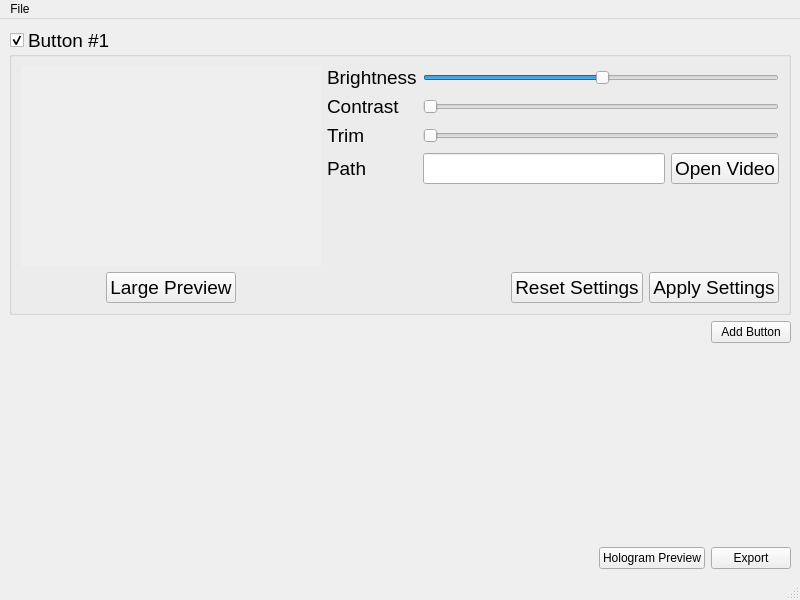
Above: ConfigurationApp/mainwindow.ui from HologramHomies/ConfigurationApplication before the change. Below: the same form after it.
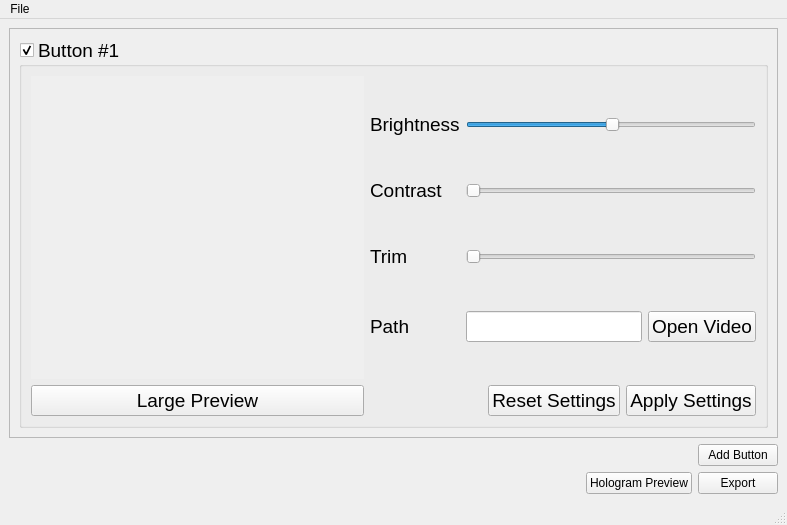
That is the form after the change.

```diff
--- a/ConfigurationApp/mainwindow.ui
+++ b/ConfigurationApp/mainwindow.ui
@@ -6,8 +6,8 @@
    <rect>
     <x>0</x>
     <y>0</y>
-    <width>800</width>
-    <height>600</height>
+    <width>787</width>
+    <height>525</height>
    </rect>
   </property>
   <property name="windowTitle">
@@ -16,7 +16,22 @@
   <widget class="QWidget" name="centralwidget">
    <layout class="QVBoxLayout" name="verticalLayout_2">
     <item>
-     <widget class="QGroupBox" name="groupBox">
+     <widget class="QScrollArea" name="scrollArea">
+      <property name="widgetResizable">
+       <bool>true</bool>
+      </property>
+      <widget class="QWidget" name="scrollAreaWidgetContents">
+       <property name="geometry">
+        <rect>
+         <x>0</x>
+         <y>0</y>
+         <width>767</width>
+         <height>398</height>
+        </rect>
+       </property>
+       <layout class="QVBoxLayout" name="verticalLayout">
+        <item>
+         <widget class="QGroupBox" name="originalGroupBox">
       <property name="font">
        <font>
         <pointsize>14</pointsize>
@@ -38,39 +53,17 @@
        <bool>true</bool>
       </property>
       <layout class="QGridLayout" name="gridLayout_2">
-       <item row="2" column="4">
-        <widget class="QLabel" name="label_4">
-         <property name="text">
-          <string>Trim</string>
-         </property>
-        </widget>
-       </item>
-       <item row="2" column="5" colspan="2">
-        <widget class="QSlider" name="horizontalSlider_3">
-         <property name="orientation">
-          <enum>Qt::Horizontal</enum>
-         </property>
-        </widget>
-       </item>
-       <item row="0" column="4">
-        <widget class="QLabel" name="label">
-         <property name="text">
-          <string>Brightness</string>
-         </property>
-        </widget>
-       </item>
-       <item row="1" column="4">
-        <widget class="QLabel" name="label_3">
-         <property name="text">
-          <string>Contrast</string>
-         </property>
-        </widget>
-       </item>
-       <item row="0" column="0" rowspan="5" colspan="3">
+           <item row="0" column="0">
         <widget class="QLabel" name="label_2">
+             <property name="sizePolicy">
+              <sizepolicy hsizetype="MinimumExpanding" vsizetype="Expanding">
+               <horstretch>0</horstretch>
+               <verstretch>0</verstretch>
+              </sizepolicy>
+             </property>
          <property name="minimumSize">
           <size>
-           <width>300</width>
+               <width>250</width>
            <height>200</height>
           </size>
          </property>
@@ -85,54 +78,14 @@
          </property>
         </widget>
        </item>
-       <item row="1" column="5" colspan="2">
-        <widget class="QSlider" name="horizontalSlider_2">
-         <property name="orientation">
-          <enum>Qt::Horizontal</enum>
-         </property>
-        </widget>
-       </item>
-       <item row="3" column="4">
-        <widget class="QLabel" name="label_5">
-         <property name="text">
-          <string>Path</string>
-         </property>
-        </widget>
-       </item>
-       <item row="3" column="6">
-        <widget class="QPushButton" name="pushButton_4">
-         <property name="text">
-          <string>Open Video</string>
-         </property>
-        </widget>
-       </item>
-       <item row="0" column="5" colspan="2">
-        <widget class="QSlider" name="horizontalSlider">
-         <property name="value">
-          <number>50</number>
-         </property>
-         <property name="sliderPosition">
-          <number>50</number>
-         </property>
-         <property name="tracking">
-          <bool>true</bool>
-         </property>
-         <property name="orientation">
-          <enum>Qt::Horizontal</enum>
-         </property>
-        </widget>
-       </item>
-       <item row="3" column="5">
-        <widget class="QLineEdit" name="lineEdit"/>
-       </item>
-       <item row="5" column="1">
+           <item row="1" column="0">
         <widget class="QPushButton" name="pushButton_3">
          <property name="text">
           <string>Large Preview</string>
          </property>
         </widget>
        </item>
-       <item row="5" column="5" colspan="2">
+           <item row="1" column="1">
         <layout class="QHBoxLayout" name="horizontalLayout">
          <item>
           <spacer name="horizontalSpacer">
@@ -163,7 +116,83 @@
          </item>
         </layout>
        </item>
-      </layout>
+           <item row="0" column="1">
+            <layout class="QGridLayout" name="gridLayout">
+             <item row="2" column="0">
+              <widget class="QLabel" name="label_4">
+               <property name="text">
+                <string>Trim</string>
+               </property>
+              </widget>
+             </item>
+             <item row="3" column="0">
+              <widget class="QLabel" name="label_5">
+               <property name="text">
+                <string>Path</string>
+               </property>
+              </widget>
+             </item>
+             <item row="3" column="1">
+              <widget class="QLineEdit" name="lineEdit"/>
+             </item>
+             <item row="1" column="0">
+              <widget class="QLabel" name="label_3">
+               <property name="text">
+                <string>Contrast</string>
+               </property>
+              </widget>
+             </item>
+             <item row="0" column="0">
+              <widget class="QLabel" name="label">
+               <property name="text">
+                <string>Brightness</string>
+               </property>
+              </widget>
+             </item>
+             <item row="3" column="2">
+              <widget class="QPushButton" name="pushButton_4">
+               <property name="text">
+                <string>Open Video</string>
+               </property>
+              </widget>
+             </item>
+             <item row="2" column="1" colspan="2">
+              <widget class="QSlider" name="horizontalSlider_3">
+               <property name="orientation">
+                <enum>Qt::Horizontal</enum>
+               </property>
+              </widget>
+             </item>
+             <item row="1" column="1" colspan="2">
+              <widget class="QSlider" name="horizontalSlider_2">
+               <property name="orientation">
+                <enum>Qt::Horizontal</enum>
+               </property>
+              </widget>
+             </item>
+             <item row="0" column="1" colspan="2">
+              <widget class="QSlider" name="horizontalSlider">
+               <property name="value">
+                <number>50</number>
+               </property>
+               <property name="sliderPosition">
+                <number>50</number>
+               </property>
+               <property name="tracking">
+                <bool>true</bool>
+               </property>
+               <property name="orientation">
+                <enum>Qt::Horizontal</enum>
+               </property>
+              </widget>
+             </item>
+            </layout>
+           </item>
+          </layout>
+         </widget>
+        </item>
+       </layout>
+      </widget>
      </widget>
     </item>
     <item>
@@ -190,19 +219,6 @@
       </item>
      </layout>
     </item>
-    <item>
-     <spacer name="verticalSpacer">
-      <property name="orientation">
-       <enum>Qt::Vertical</enum>
-      </property>
-      <property name="sizeHint" stdset="0">
-       <size>
-        <width>20</width>
-        <height>40</height>
-       </size>
-      </property>
-     </spacer>
-    </item>
     <item>
      <layout class="QHBoxLayout" name="horizontalLayout_2">
       <item>
@@ -241,8 +257,8 @@
     <rect>
      <x>0</x>
      <y>0</y>
-     <width>800</width>
-     <height>22</height>
+     <width>787</width>
+     <height>21</height>
     </rect>
    </property>
    <widget class="QMenu" name="menuFile">
```
Left out of the diff: 2 changed lines with no effect on the pictures. Lines whose indentation alone changed are shown as unchanged.
